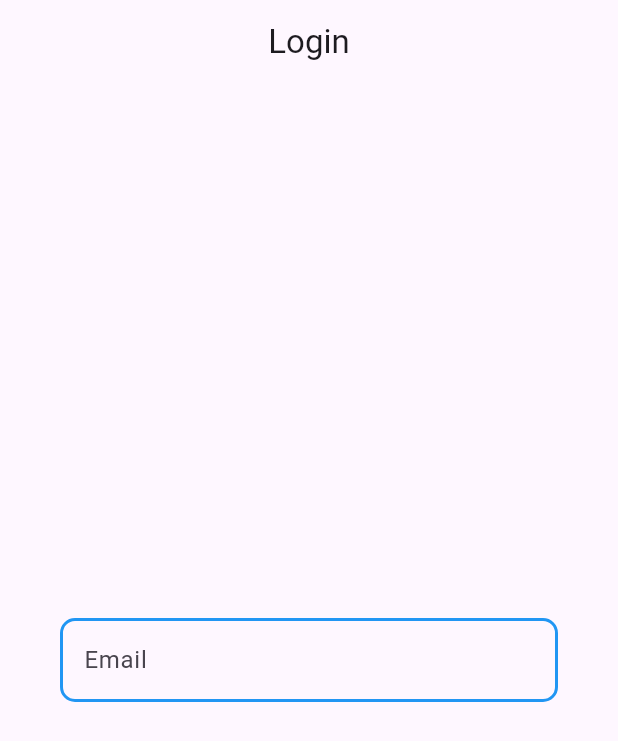
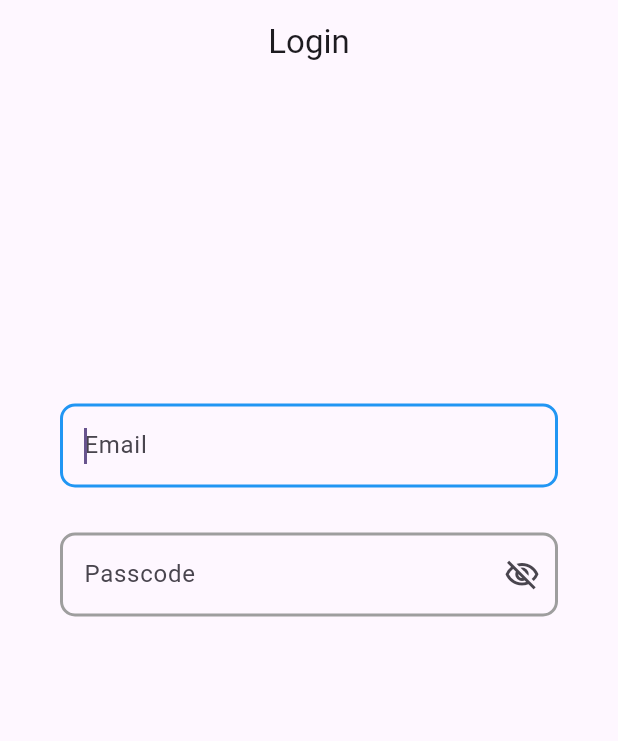
Before and after one commit to ArjunMalhotra07/mvvm, a Flutter app: the screen it shows after launch, on a phone screen of 412 x 824 dp. Shown: the top 741 px of the screen. Run offline on Flutter 3.47's test engine with Material 2 defaults, Android fonts, the phone set to English and light mode, and no system bars; our stand-ins replace top_snackbar_flutter.

Commit message:
Added conditions for obscure passcode

```diff
--- a/lib/view/pages/login.dart
+++ b/lib/view/pages/login.dart
@@ -3,8 +3,10 @@ import 'package:flutter/material.dart';
 import '../utils/utils.dart';
 
 class LoginPage extends StatelessWidget {
-  const LoginPage({super.key});
-
+  LoginPage({super.key});
+  final ValueNotifier<bool> obscurePasscode = ValueNotifier<bool>(true);
+  final TextEditingController email = TextEditingController();
+  final TextEditingController passcode = TextEditingController();
   @override
   Widget build(BuildContext context) {
     return Scaffold(
@@ -20,17 +22,60 @@ class LoginPage extends StatelessWidget {
               mainAxisAlignment: MainAxisAlignment.center,
               children: [
                 TextFormField(
+                  controller: email,
+                  textInputAction: TextInputAction.next,
+                  autofocus: true,
                   decoration: InputDecoration(
                       hintText: "Email",
+                      focusedBorder: OutlineInputBorder(
+                        borderSide: Utils.giveBorder(Colors.blue, width: 2.0),
+                        borderRadius: Utils.giveRadius(radius: 10),
+                      ),
                       enabledBorder: OutlineInputBorder(
-                        borderSide: Utils.giveBorder(Colors.blue, width: 2.0),
+                        borderSide: Utils.giveBorder(Colors.grey, width: 2.0),
                         borderRadius: Utils.giveRadius(radius: 10),
                       ),
                       errorBorder: OutlineInputBorder(
                         borderSide: Utils.giveBorder(Colors.red, width: 2.0),
                         borderRadius: Utils.giveRadius(radius: 10),
                       )),
-                )
+                ),
+                const SizedBox(height: 30),
+                ValueListenableBuilder(
+                    valueListenable: obscurePasscode,
+                    builder: ((context, value, child) {
+                      return TextFormField(
+                        controller: passcode,
+                        obscureText: obscurePasscode.value,
+                        textInputAction: TextInputAction.done,
+                        decoration: InputDecoration(
+                            hintText: "Passcode",
+                            suffixIcon: GestureDetector(
+                                onTap: () {
+                                  obscurePasscode.value =
+                                      !obscurePasscode.value;
+                                },
+                                child: obscurePasscode.value
+                                    ? const Icon(Icons.visibility_off_outlined)
+                                    : const Icon(Icons.visibility_outlined)),
+                            enabledBorder: OutlineInputBorder(
+                              borderSide:
+                                  Utils.giveBorder(Colors.grey, width: 2.0),
+                              borderRadius: Utils.giveRadius(radius: 10),
+                            ),
+                            focusedBorder: OutlineInputBorder(
+                              borderSide:
+                                  Utils.giveBorder(Colors.blue, width: 2.0),
+                              borderRadius: Utils.giveRadius(radius: 10),
+                            ),
+                            errorBorder: OutlineInputBorder(
+                              borderSide:
+                                  Utils.giveBorder(Colors.red, width: 2.0),
+                              borderRadius: Utils.giveRadius(radius: 10),
+                            )),
+                      );
+                    })),
+                const SizedBox(height: 200),
               ],
             ),
           )),
--- a/lib/view/utils/routes/routes.dart
+++ b/lib/view/utils/routes/routes.dart
@@ -9,7 +9,7 @@ class Routes {
       case RoutesName.home:
         return MaterialPageRoute(builder: (context) => const HomePage());
       case RoutesName.login:
-        return MaterialPageRoute(builder: (context) => const LoginPage());
+        return MaterialPageRoute(builder: (context) => LoginPage());
       default:
         return MaterialPageRoute(builder: (_) => const NoSuchPageScreen());
     }
```
